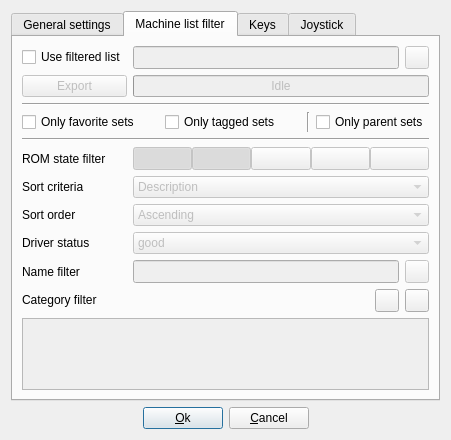
Above: arcademodesetup.ui from qmc2/qmc2-mame-fe before the change. Below: the same form after it.
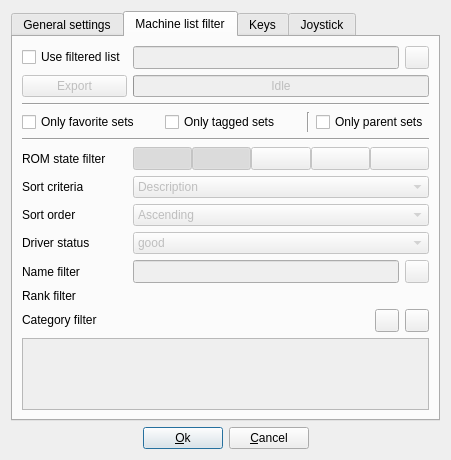
That is the form after the change. The open tabs and pages were chosen to show the change. Icons and pictures are not drawn.

Commit message: new: arcade mode setup: added filtering by machine rank

What changed in the file:
```diff
--- a/arcademodesetup.ui
+++ b/arcademodesetup.ui
@@ -7,7 +7,7 @@
     <x>0</x>
     <y>0</y>
     <width>391</width>
-    <height>411</height>
+    <height>427</height>
    </rect>
   </property>
   <property name="windowTitle">
@@ -453,7 +453,7 @@
          </property>
         </widget>
        </item>
-       <item row="12" column="0" colspan="4">
+       <item row="13" column="0" colspan="4">
         <widget class="QListWidget" name="listWidgetCategoryFilter">
          <property name="enabled">
           <bool>false</bool>
@@ -825,7 +825,7 @@
          </property>
         </widget>
        </item>
-       <item row="11" column="3">
+       <item row="12" column="3">
         <widget class="QToolButton" name="toolButtonDeselectAll">
          <property name="toolTip">
           <string>Deselect all categories</string>
@@ -836,7 +836,7 @@
          </property>
         </widget>
        </item>
-       <item row="11" column="2">
+       <item row="12" column="2">
         <widget class="QToolButton" name="toolButtonSelectAll">
          <property name="toolTip">
           <string>Select all categories</string>
@@ -932,7 +932,20 @@
          </item>
         </layout>
        </item>
-       <item row="11" column="0">
+       <item row="14" column="0" colspan="4">
+        <spacer name="verticalSpaceFiller">
+         <property name="orientation">
+          <enum>Qt::Vertical</enum>
+         </property>
+         <property name="sizeHint" stdset="0">
+          <size>
+           <width>20</width>
+           <height>40</height>
+          </size>
+         </property>
+        </spacer>
+       </item>
+       <item row="12" column="0">
         <widget class="QLabel" name="labelCategoryFilter">
          <property name="sizePolicy">
           <sizepolicy hsizetype="Preferred" vsizetype="Fixed">
@@ -945,18 +958,21 @@
          </property>
         </widget>
        </item>
-       <item row="13" column="0" colspan="4">
-        <spacer name="verticalSpaceFiller">
-         <property name="orientation">
-          <enum>Qt::Vertical</enum>
+       <item row="11" column="0">
+        <widget class="QLabel" name="labelRankFilter">
+         <property name="text">
+          <string>Rank filter</string>
          </property>
-         <property name="sizeHint" stdset="0">
-          <size>
-           <width>20</width>
-           <height>40</height>
-          </size>
-         </property>
-        </spacer>
+        </widget>
+       </item>
+       <item row="11" column="1" colspan="3">
+        <widget class="QFrame" name="frameRankFilter">
+         <layout class="QGridLayout" name="gridLayoutRankFilter">
+          <property name="margin">
+           <number>0</number>
+          </property>
+         </layout>
+        </widget>
        </item>
       </layout>
      </widget>
```
Left out of the diff: 260 changed lines with no effect on the pictures. The commit also changes 18 other files.
